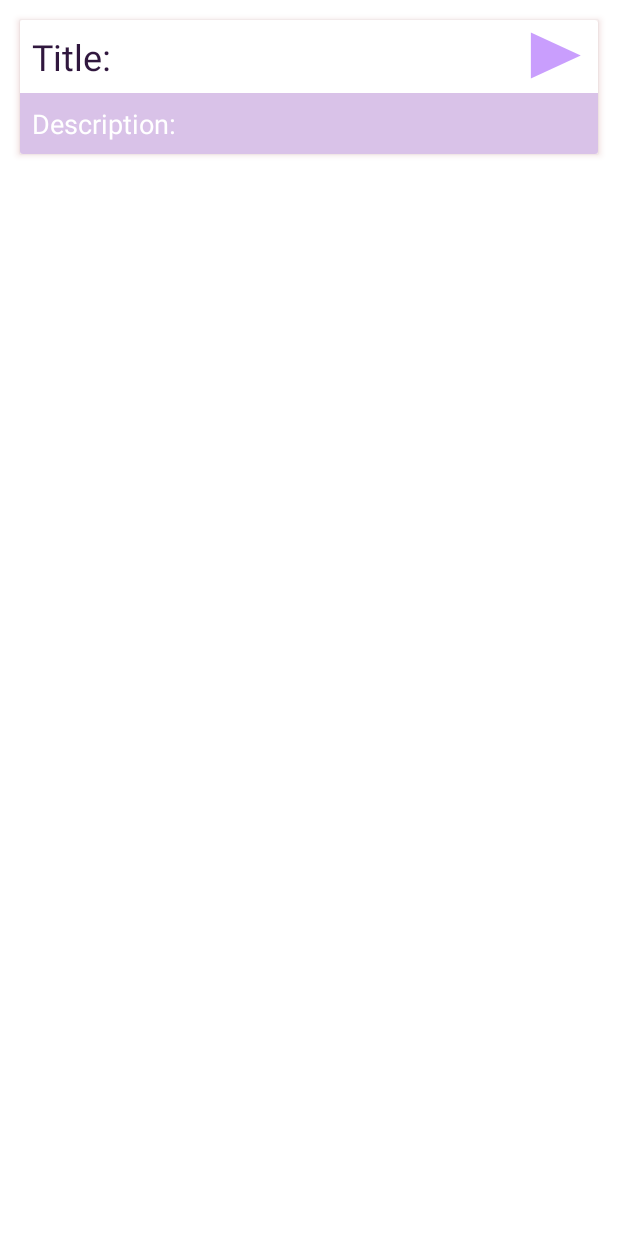
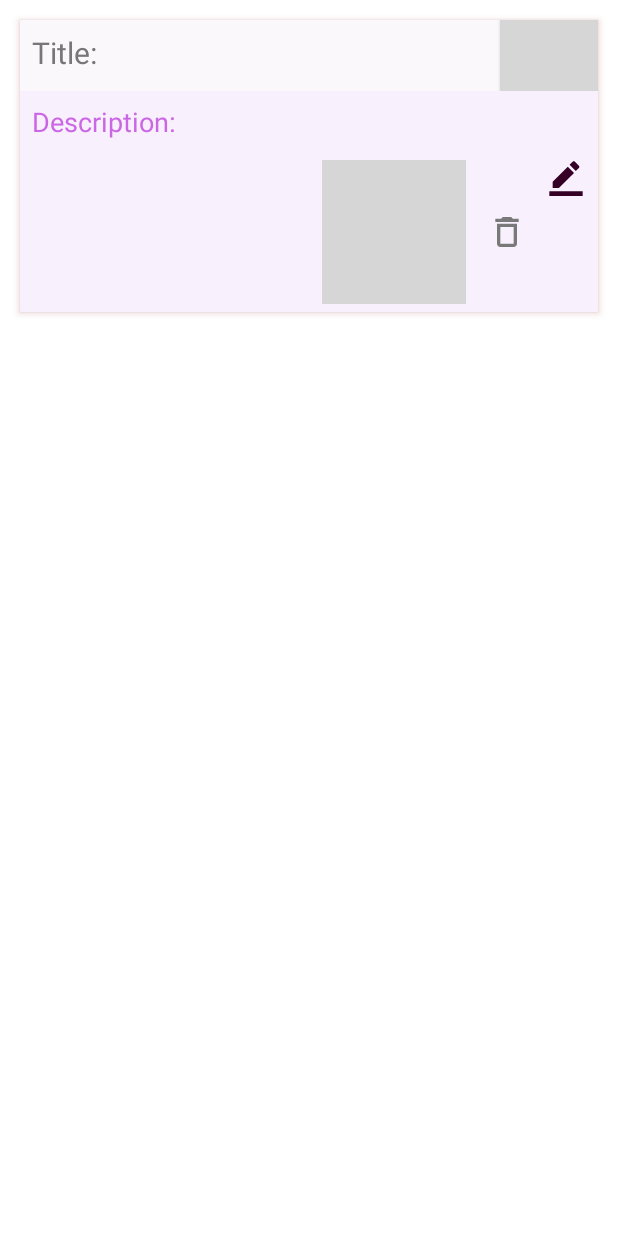
Before and after one commit to MeshackT/Note-application, an Android app: the layout item.xml on its own in the app's theme, with its tools: preview values and no code run, on a phone screen of 412 x 824 dp. Run offline under Robolectric (Android 15) with nearby library versions, the phone set to English and light mode, and no system bars; grey boxes are pictures that could not be loaded.

Commit message:
This is a note application editor, it enables u to type in or voice insertion(speech to text) then save notes in a card in ur firestore, users can edit and delete their cards, it also has navigation bar to navigate between screens, users can also search for specific cards

```diff
--- a/app/src/main/res/drawable-anydpi/ic_baseline_delete_24.xml
+++ b/app/src/main/res/drawable-anydpi/ic_baseline_delete_24.xml
@@ -3,7 +3,7 @@
     android:height="24dp"
     android:viewportWidth="24"
     android:viewportHeight="24"
-    android:tint="#FFFFFF"
+    android:tint="#5A5B58"
     android:alpha="0.8">
   <group android:scaleX="1.1111112"
       android:scaleY="1.1111112"
@@ -11,6 +11,6 @@
       android:translateY="-1.3333334">
     <path
         android:fillColor="@android:color/white"
-        android:pathData="M6,19c0,1.1 0.9,2 2,2h8c1.1,0 2,-0.9 2,-2V7H6v12zM19,4h-3.5l-1,-1h-5l-1,1H5v2h14V4z"/>
+        android:pathData="M6,19c0,1.1 0.9,2 2,2h8c1.1,0 2,-0.9 2,-2L18,7L6,7v12zM8,9h8v10L8,19L8,9zM15.5,4l-1,-1h-5l-1,1L5,4v2h14L19,4z"/>
   </group>
 </vector>
--- a/app/src/main/res/drawable-anydpi/ic_baseline_play_24.xml
+++ /dev/null
@@ -1,16 +0,0 @@
-<vector xmlns:android="http://schemas.android.com/apk/res/android"
-    android:width="24dp"
-    android:height="24dp"
-    android:viewportWidth="24"
-    android:viewportHeight="24"
-    android:tint="#CB67E5"
-    android:alpha="0.8">
-  <group android:scaleX="1.1111112"
-      android:scaleY="1.1111112"
-      android:translateX="-1.3333334"
-      android:translateY="-1.3333334">
-    <path
-        android:fillColor="@android:color/white"
-        android:pathData="M8,5v14l11,-7z"/>
-  </group>
-</vector>
--- a/app/src/main/res/layout/activity_main.xml
+++ b/app/src/main/res/layout/activity_main.xml
@@ -6,18 +6,18 @@
     android:layout_height="match_parent"
     android:paddingTop="0dp"
     tools:context=".MainActivity">
+
     <androidx.recyclerview.widget.RecyclerView
         android:id="@+id/recycleView"
         android:layout_width="match_parent"
-        android:layout_height="672dp"
-        android:layout_above="@+id/bottomNavigationView"
-        app:layout_constraintBottom_toBottomOf="parent"
-        app:layout_constraintBottom_toTopOf="@+id/bottomNavigationView"
+        android:layout_height="529dp"
+
+        app:layout_constraintBottom_toTopOf="@+id/microphone"
         app:layout_constraintEnd_toEndOf="parent"
         app:layout_constraintHorizontal_bias="0.0"
         app:layout_constraintStart_toStartOf="parent"
-        app:layout_constraintTop_toTopOf="parent"
-        app:layout_constraintVertical_bias="0.0">
+        app:layout_constraintTop_toTopOf="parent">
+
     </androidx.recyclerview.widget.RecyclerView>
 
     <LinearLayout
@@ -100,6 +100,7 @@
         app:layout_constraintEnd_toEndOf="parent"
         app:layout_constraintHorizontal_bias="0.5"
         app:layout_constraintStart_toStartOf="parent"
+        android:layout_marginBottom="0dp"
         app:menu="@menu/bottom_nav_menu" />
 
 
--- a/app/src/main/res/layout/activity_show.xml
+++ b/app/src/main/res/layout/activity_show.xml
@@ -10,13 +10,13 @@
     <androidx.recyclerview.widget.RecyclerView
         android:id="@+id/recycleView"
         android:layout_width="match_parent"
-        android:layout_height="721dp"
+        android:layout_height="650dp"
         app:layout_constraintBottom_toTopOf="@+id/bottomNavigationView"
         app:layout_constraintEnd_toEndOf="parent"
         app:layout_constraintHorizontal_bias="0.0"
         app:layout_constraintStart_toStartOf="parent"
         app:layout_constraintTop_toTopOf="parent"
-        app:layout_constraintVertical_bias="0.018">
+        app:layout_constraintVertical_bias="0.05">
 
     </androidx.recyclerview.widget.RecyclerView>
 
--- a/app/src/main/res/layout/item.xml
+++ b/app/src/main/res/layout/item.xml
@@ -1,39 +1,40 @@
 <?xml version="1.0" encoding="utf-8"?>
 <androidx.cardview.widget.CardView xmlns:android="http://schemas.android.com/apk/res/android"
+    xmlns:app="http://schemas.android.com/apk/res-auto"
     xmlns:tools="http://schemas.android.com/tools"
+    android:id="@+id/cardview"
     android:layout_width="match_parent"
     android:layout_height="wrap_content"
-    xmlns:app="http://schemas.android.com/apk/res-auto"
-    app:cardElevation="3dp"
+    android:layout_margin="13dp"
+    android:background="#502767"
     android:outlineAmbientShadowColor="@color/black"
     android:outlineSpotShadowColor="#880000"
-    android:background="#502767"
-    android:layout_margin="13dp"
-    android:id="@+id/cardview">
+    app:cardElevation="3dp">
 
     <LinearLayout
         android:layout_width="match_parent"
         android:layout_height="wrap_content"
-        android:orientation="vertical"
-        >
+        android:orientation="vertical">
 
         <RelativeLayout
             android:layout_width="match_parent"
-            android:layout_height="match_parent"/>
+            android:layout_height="match_parent" />
 
         <androidx.constraintlayout.widget.ConstraintLayout
             android:layout_width="match_parent"
-            android:layout_height="match_parent">
+            android:layout_height="match_parent"
+            android:background="#FAF8FB"
+            >
 
             <TextView
                 android:id="@+id/title_text"
                 android:layout_width="wrap_content"
                 android:layout_height="match_parent"
-                android:background="#ffffff"
+                android:background="#FAF8FB"
                 android:padding="8dp"
-                android:text="Title:"
-                android:textColor="#30173E"
-                android:textSize="24sp"
+                android:text="Title: "
+                android:textColor="#777777"
+                android:textSize="20sp"
                 app:layout_constraintBottom_toBottomOf="parent"
                 app:layout_constraintEnd_toStartOf="@+id/speak"
                 app:layout_constraintHorizontal_bias="0.0"
@@ -57,12 +58,53 @@
             android:id="@+id/desc"
             android:layout_width="match_parent"
             android:layout_height="wrap_content"
+            android:background="#F8F1FD"
+            android:gravity="start"
+            android:padding="8dp"
             android:text="Description:"
-            android:gravity="start"
-            android:textSize="18sp"
-            android:background="#D9C2E8"
-            android:textColor="#FFFFFF"
-            android:padding="8dp"/>
+            android:textColor="#CB67E5"
+            android:textSize="18sp" />
+
+        <androidx.constraintlayout.widget.ConstraintLayout
+            android:layout_width="match_parent"
+            android:layout_height="wrap_content"
+            android:padding="5dp"
+            android:background="#F8F1FD"
+
+            >
+
+            <ImageView
+                android:id="@+id/editcard"
+                android:layout_width="wrap_content"
+                android:layout_height="wrap_content"
+                android:layout_marginEnd="4dp"
+                android:background="@drawable/ic_baseline_write_24"
+                app:layout_constraintBottom_toBottomOf="parent"
+                app:layout_constraintEnd_toEndOf="parent"
+                app:layout_constraintTop_toTopOf="parent"
+                app:layout_constraintVertical_bias="0.0" />
+
+            <ImageView
+                android:id="@+id/upload_card"
+                android:layout_width="wrap_content"
+                android:layout_height="wrap_content"
+                android:layout_marginEnd="15dp"
+                android:background="@drawable/ic_baseline_cloud_24"
+                app:layout_constraintBottom_toBottomOf="parent"
+                app:layout_constraintEnd_toStartOf="@+id/delete_card"
+                app:layout_constraintTop_toTopOf="parent" />
+
+            <ImageView
+                android:id="@+id/delete_card"
+                android:layout_width="wrap_content"
+                android:layout_height="wrap_content"
+                android:layout_marginEnd="15dp"
+                android:background="@drawable/ic_baseline_delete_24"
+                app:layout_constraintBottom_toBottomOf="parent"
+                app:layout_constraintEnd_toStartOf="@+id/editcard"
+                app:layout_constraintTop_toTopOf="parent" />
+
+        </androidx.constraintlayout.widget.ConstraintLayout>
     </LinearLayout>
 
 </androidx.cardview.widget.CardView>
```
Also changed, not shown: app/src/main/res/drawable-hdpi/ic_baseline_delete_24.png, app/src/main/res/drawable-hdpi/ic_baseline_play_24.png (deleted), app/src/main/res/drawable-mdpi/ic_baseline_delete_24.png, app/src/main/res/drawable-mdpi/ic_baseline_play_24.png (deleted), app/src/main/res/drawable-xhdpi/ic_baseline_delete_24.png, app/src/main/res/drawable-xhdpi/ic_baseline_play_24.png (deleted), app/src/main/res/drawable-xxhdpi/ic_baseline_delete_24.png, app/src/main/res/drawable-xxhdpi/ic_baseline_play_24.png (deleted).
